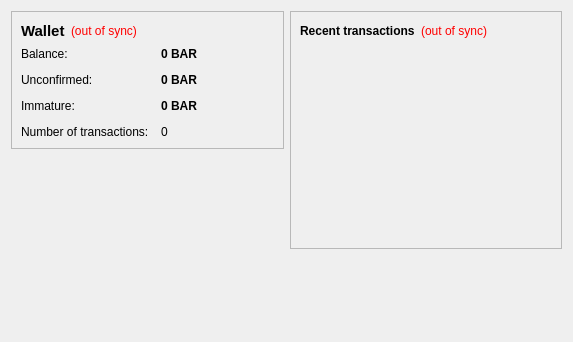
Before: the Qt Designer form src/qt/forms/overviewpage.ui in vizcoin/vizcoin, drawn with Qt 5.
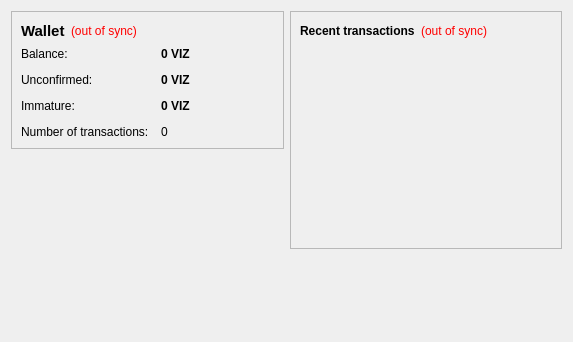
After: the same form once the commit is applied.

```diff
--- a/src/qt/forms/overviewpage.ui
+++ b/src/qt/forms/overviewpage.ui
@@ -105,7 +105,7 @@
              <string>Your current balance</string>
             </property>
             <property name="text">
-             <string notr="true">0 BAR</string>
+             <string notr="true">0 VIZ</string>
             </property>
             <property name="textInteractionFlags">
              <set>Qt::LinksAccessibleByMouse|Qt::TextSelectableByKeyboard|Qt::TextSelectableByMouse</set>
@@ -134,7 +134,7 @@
              <string>Total of transactions that have yet to be confirmed, and do not yet count toward the current balance</string>
             </property>
             <property name="text">
-             <string notr="true">0 BAR</string>
+             <string notr="true">0 VIZ</string>
             </property>
             <property name="textInteractionFlags">
              <set>Qt::LinksAccessibleByMouse|Qt::TextSelectableByKeyboard|Qt::TextSelectableByMouse</set>
@@ -177,7 +177,7 @@
              <string>Mined balance that has not yet matured</string>
             </property>
             <property name="text">
-             <string notr="true">0 BAR</string>
+             <string notr="true">0 VIZ</string>
             </property>
             <property name="textInteractionFlags">
              <set>Qt::LinksAccessibleByMouse|Qt::TextSelectableByKeyboard|Qt::TextSelectableByMouse</set>
```
